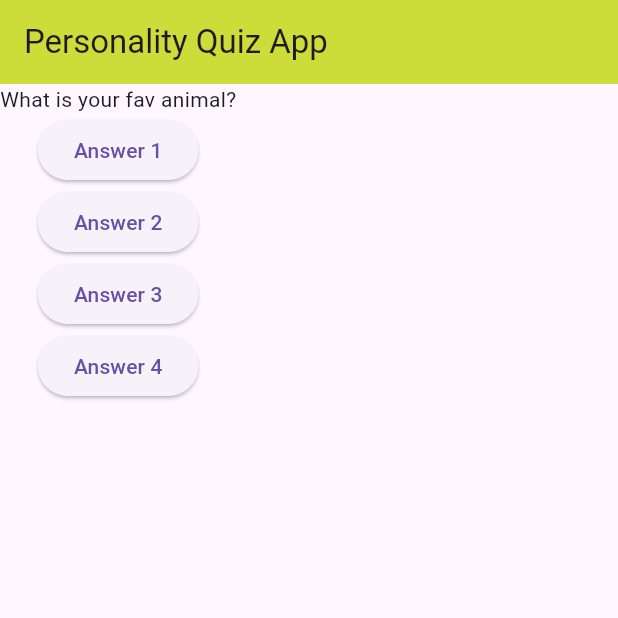
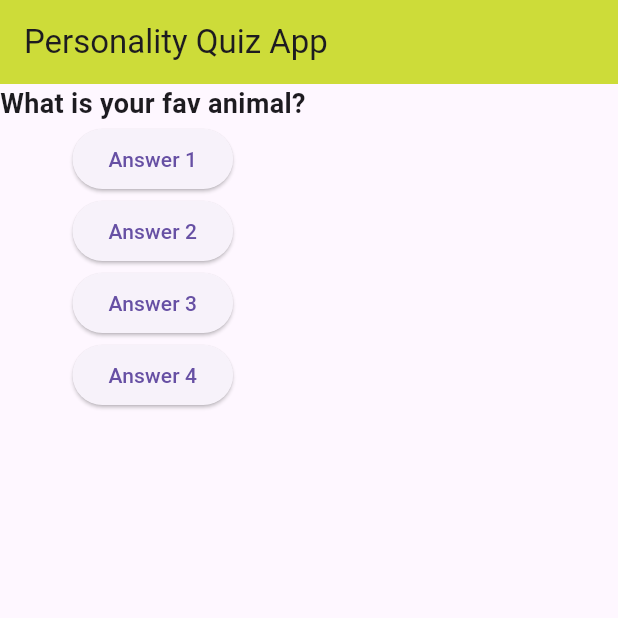
Before and after one commit to HamidAliSE/flutter_complete_guide, a Flutter app: the screen it shows after launch, on a phone screen of 412 x 824 dp, the top half of it. Run offline on Flutter 3.47's test engine with Material 3 defaults, Android fonts, the phone set to English and light mode, and no system bars.

Commit message:
add: styling to question text

```diff
--- a/lib/question.dart
+++ b/lib/question.dart
@@ -7,6 +7,9 @@ class Question extends StatelessWidget {
 
   @override
   Widget build(BuildContext context) {
-    return Text(questionText);
+    return Text(
+      questionText,
+      style: TextStyle(fontSize: 18, fontWeight: FontWeight.bold),
+    );
   }
 }
```
